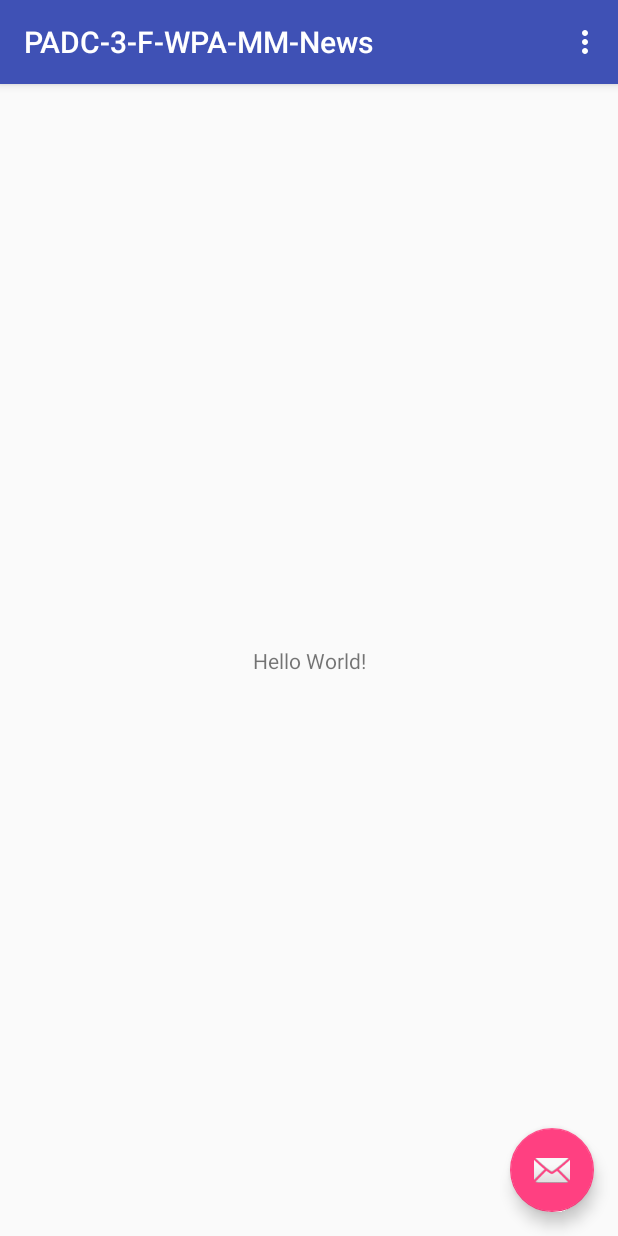
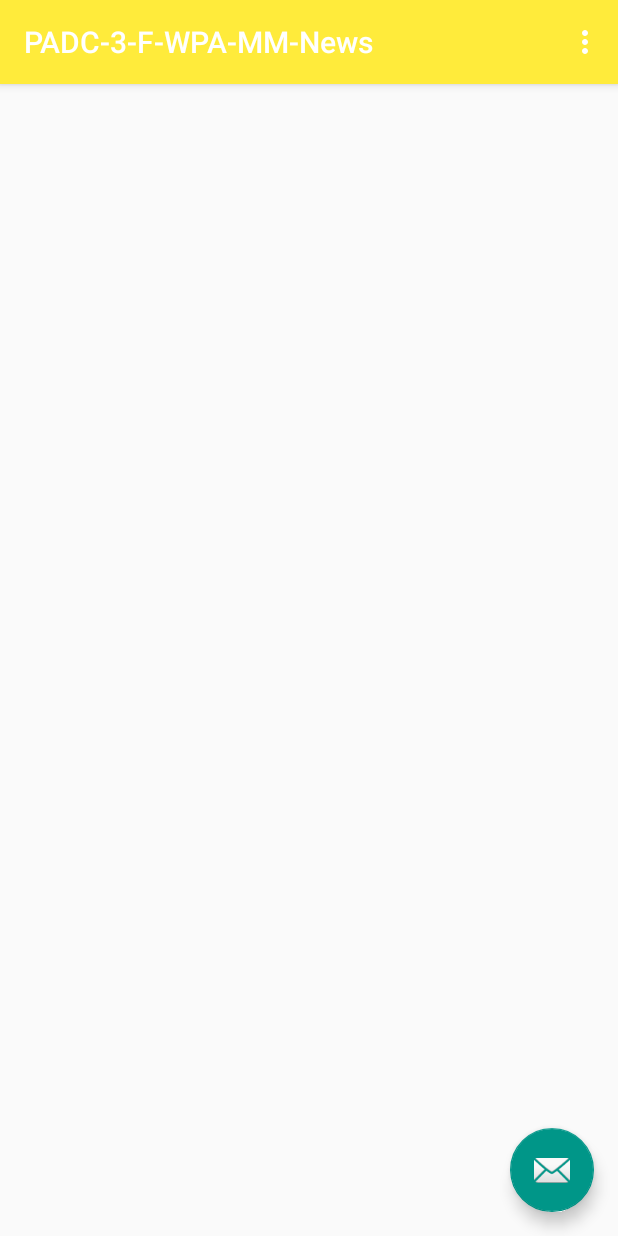
Before and after one commit to Waiphyoaung24/PADC-3-F-WPA-MM-News, an Android app: the screen it shows after launch (MainActivity), on a phone screen of 412 x 824 dp. Run offline under Robolectric (Android 15) with nearby library versions, the phone set to English and light mode, and no system bars.

Commit message:
project initialize -xml layout -package -application -theme & color

```diff
--- a/app/build.gradle
+++ b/app/build.gradle
@@ -3,7 +3,7 @@ apply plugin: 'com.android.application'
 android {
     compileSdkVersion 26
     defaultConfig {
-        applicationId "xyz.waiphyoag.padc_3_f_wpa_mm_news"
+        applicationId "xyz.waiphyoag.news"
         minSdkVersion 21
         targetSdkVersion 26
         versionCode 1
--- a/app/src/main/AndroidManifest.xml
+++ b/app/src/main/AndroidManifest.xml
@@ -1,8 +1,9 @@
 <?xml version="1.0" encoding="utf-8"?>
 <manifest xmlns:android="http://schemas.android.com/apk/res/android"
-    package="xyz.waiphyoag.padc_3_f_wpa_mm_news">
+    package="xyz.waiphyoag.news">
 
     <application
+        android:name=".MMNewsApp"
         android:allowBackup="true"
         android:icon="@mipmap/ic_launcher"
         android:label="@string/app_name"
@@ -10,7 +11,7 @@
         android:supportsRtl="true"
         android:theme="@style/AppTheme">
         <activity
-            android:name=".MainActivity"
+            android:name="xyz.waiphyoag.news.activities.MainActivity"
             android:label="@string/app_name"
             android:theme="@style/AppTheme.NoActionBar">
             <intent-filter>
--- /dev/null
+++ b/app/src/main/java/xyz/waiphyoag/news/MMNewsApp.java
@@ -0,0 +1,10 @@
+package xyz.waiphyoag.news;
+
+import android.app.Application;
+
+/**
+ * Created by WaiPhyoAg on 11/29/17.
+ */
+
+public class MMNewsApp extends Application {
+}
--- a/app/src/main/java/xyz/waiphyoag/padc_3_f_wpa_mm_news/MainActivity.java
+++ b/app/src/main/java/xyz/waiphyoag/news/activities/MainActivity.java
@@ -1,4 +1,4 @@
-package xyz.waiphyoag.padc_3_f_wpa_mm_news;
+package xyz.waiphyoag.news.activities;
 
 import android.os.Bundle;
 import android.support.design.widget.FloatingActionButton;
@@ -8,6 +8,9 @@ import android.support.v7.widget.Toolbar;
 import android.view.View;
 import android.view.Menu;
 import android.view.MenuItem;
+
+import xyz.waiphyoag.news.R;
+import xyz.waiphyoag.news.activities.*;
 
 public class MainActivity extends AppCompatActivity {
 
--- a/app/src/main/res/layout/activity_main.xml
+++ b/app/src/main/res/layout/activity_main.xml
@@ -4,7 +4,7 @@
     xmlns:tools="http://schemas.android.com/tools"
     android:layout_width="match_parent"
     android:layout_height="match_parent"
-    tools:context="xyz.waiphyoag.padc_3_f_wpa_mm_news.MainActivity">
+    tools:context="xyz.waiphyoag.padc_3_f_wpa_mm_news.xyz.waiphyoag.news.MainActivity">
 
     <android.support.design.widget.AppBarLayout
         android:layout_width="match_parent"
@@ -20,7 +20,16 @@
 
     </android.support.design.widget.AppBarLayout>
 
-    <include layout="@layout/content_main" />
+
+
+    <RelativeLayout
+        android:layout_width="match_parent"
+        android:layout_height="match_parent"
+        app:layout_behavior="@string/appbar_scrolling_view_behavior">
+
+
+    </RelativeLayout>
+
 
     <android.support.design.widget.FloatingActionButton
         android:id="@+id/fab"
--- a/app/src/main/res/layout/content_main.xml
+++ /dev/null
@@ -1,20 +0,0 @@
-<?xml version="1.0" encoding="utf-8"?>
-<android.support.constraint.ConstraintLayout xmlns:android="http://schemas.android.com/apk/res/android"
-    xmlns:app="http://schemas.android.com/apk/res-auto"
-    xmlns:tools="http://schemas.android.com/tools"
-    android:layout_width="match_parent"
-    android:layout_height="match_parent"
-    app:layout_behavior="@string/appbar_scrolling_view_behavior"
-    tools:context="xyz.waiphyoag.padc_3_f_wpa_mm_news.MainActivity"
-    tools:showIn="@layout/activity_main">
-
-    <TextView
-        android:layout_width="wrap_content"
-        android:layout_height="wrap_content"
-        android:text="Hello World!"
-        app:layout_constraintBottom_toBottomOf="parent"
-        app:layout_constraintLeft_toLeftOf="parent"
-        app:layout_constraintRight_toRightOf="parent"
-        app:layout_constraintTop_toTopOf="parent" />
-
-</android.support.constraint.ConstraintLayout>
--- a/app/src/main/res/menu/menu_main.xml
+++ b/app/src/main/res/menu/menu_main.xml
@@ -1,7 +1,7 @@
 <menu xmlns:android="http://schemas.android.com/apk/res/android"
     xmlns:app="http://schemas.android.com/apk/res-auto"
     xmlns:tools="http://schemas.android.com/tools"
-    tools:context="xyz.waiphyoag.padc_3_f_wpa_mm_news.MainActivity">
+    tools:context="xyz.waiphyoag.padc_3_f_wpa_mm_news.xyz.waiphyoag.news.MainActivity">
     <item
         android:id="@+id/action_settings"
         android:orderInCategory="100"
--- a/app/src/main/res/values/colors.xml
+++ b/app/src/main/res/values/colors.xml
@@ -1,6 +1,11 @@
 <?xml version="1.0" encoding="utf-8"?>
 <resources>
-    <color name="colorPrimary">#3F51B5</color>
-    <color name="colorPrimaryDark">#303F9F</color>
-    <color name="colorAccent">#FF4081</color>
+    <color name="primary">#FFEB3B</color>
+    <color name="primary_dark">#FBC02D</color>
+    <color name="primary_light">#FFF9C4</color>
+    <color name="accent">#009688</color>
+    <color name="primary_text">#212121</color>
+    <color name="secondary_text">#757575</color>
+    <color name="icons">#212121</color>
+    <color name="divider">#BDBDBD</color>
 </resources>
--- a/app/src/main/res/values/styles.xml
+++ b/app/src/main/res/values/styles.xml
@@ -3,9 +3,9 @@
     <!-- Base application theme. -->
     <style name="AppTheme" parent="Theme.AppCompat.Light.DarkActionBar">
         <!-- Customize your theme here. -->
-        <item name="colorPrimary">@color/colorPrimary</item>
-        <item name="colorPrimaryDark">@color/colorPrimaryDark</item>
-        <item name="colorAccent">@color/colorAccent</item>
+        <item name="colorPrimary">@color/primary</item>
+        <item name="colorPrimaryDark">@color/primary_dark</item>
+        <item name="colorAccent">@color/accent</item>
     </style>
 
     <style name="AppTheme.NoActionBar">
```
